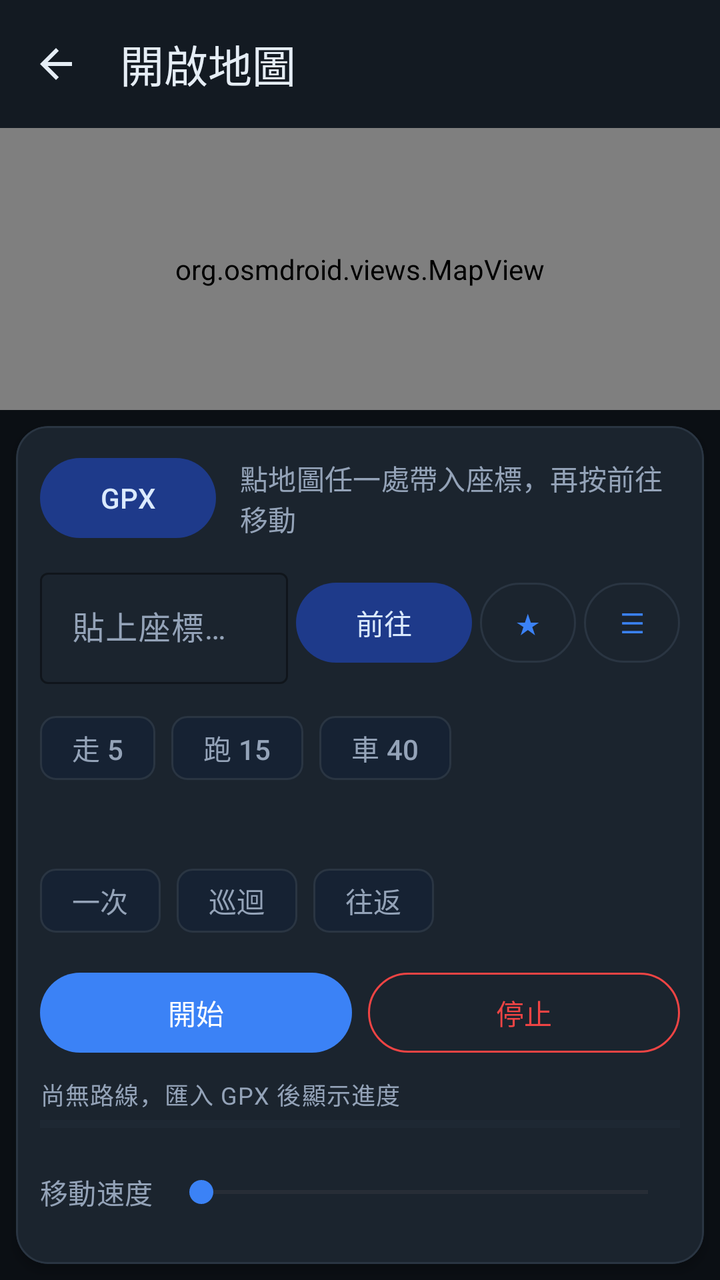
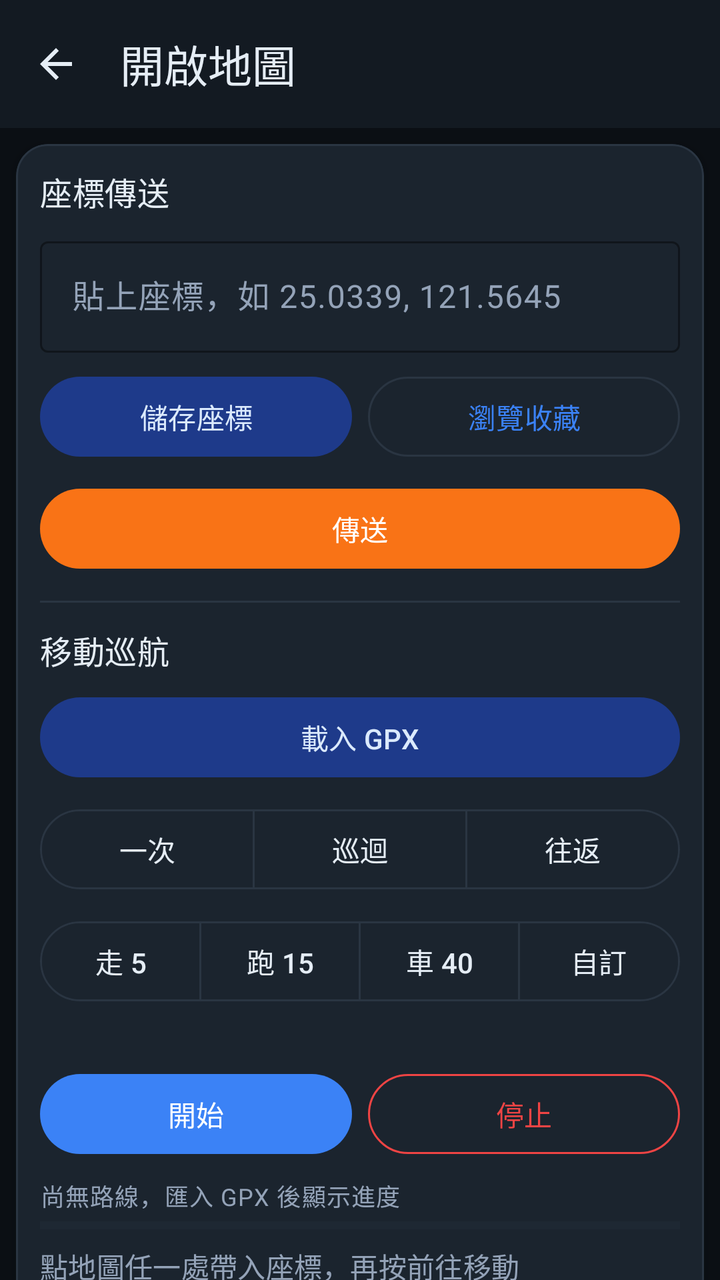

Two renders of the same Android screen: before a commit and after it. Below are the layout's source before the change and the commit's diff.
<!-- AndroidManifest.xml: application theme Theme.GpsJoystick -->
<!-- res/layout/activity_map.xml -->
<?xml version="1.0" encoding="utf-8"?>
<LinearLayout xmlns:android="http://schemas.android.com/apk/res/android"
    xmlns:app="http://schemas.android.com/apk/res-auto"
    android:layout_width="match_parent"
    android:layout_height="match_parent"
    android:orientation="vertical"
    android:fitsSystemWindows="true"
    android:background="?android:attr/colorBackground">

    <com.google.android.material.appbar.MaterialToolbar
        android:id="@+id/toolbar"
        android:layout_width="match_parent"
        android:layout_height="?attr/actionBarSize"
        android:background="@color/surface"
        app:navigationIcon="@drawable/ic_arrow_back"
        app:navigationContentDescription="@string/back"
        app:title="@string/open_map"
        app:titleTextColor="@color/on_surface" />

    <org.osmdroid.views.MapView
        android:id="@+id/map"
        android:layout_width="match_parent"
        android:layout_height="0dp"
        android:layout_weight="1" />

    
    <com.google.android.material.card.MaterialCardView
        style="@style/Widget.GpsJoystick.Card"
        android:layout_width="match_parent"
        android:layout_height="wrap_content"
        android:layout_margin="8dp"
        app:cardElevation="3dp"
        app:contentPadding="12dp">

        <LinearLayout
            android:layout_width="match_parent"
            android:layout_height="wrap_content"
            android:orientation="vertical">

            <LinearLayout
                android:layout_width="match_parent"
                android:layout_height="wrap_content"
                android:orientation="horizontal"
                android:gravity="center_vertical">

                <com.google.android.material.button.MaterialButton
                    android:id="@+id/btnImportGpx"
                    style="@style/Widget.GpsJoystick.Button.Tonal"
                    android:layout_width="wrap_content"
                    android:layout_height="wrap_content"
                    android:text="@string/open_gpx_library" />

                <TextView
                    android:id="@+id/mapStatus"
                    android:layout_width="0dp"
                    android:layout_height="wrap_content"
                    android:layout_weight="1"
                    android:layout_marginStart="12dp"
                    android:fontFeatureSettings="tnum"
                    android:text="@string/map_tap_hint"
                    android:textAppearance="@style/TextAppearance.GpsJoystick.Label" />
            </LinearLayout>

            
            <LinearLayout
                android:layout_width="match_parent"
                android:layout_height="wrap_content"
                android:orientation="horizontal"
                android:gravity="center_vertical"
                android:layout_marginTop="8dp">

                <com.google.android.material.textfield.TextInputLayout
                    android:id="@+id/coordInputLayout"
                    style="@style/Widget.GpsJoystick.TextInputLayout"
                    android:layout_width="0dp"
                    android:layout_height="wrap_content"
                    android:layout_weight="1">

                    <com.google.android.material.textfield.TextInputEditText
                        android:id="@+id/coordInput"
                        android:layout_width="match_parent"
                        android:layout_height="wrap_content"
                        android:inputType="textNoSuggestions"
                        android:imeOptions="actionGo"
                        android:maxLines="1"
                        android:hint="@string/hint_coord" />
                </com.google.android.material.textfield.TextInputLayout>

                <com.google.android.material.button.MaterialButton
                    android:id="@+id/btnCoordGo"
                    style="@style/Widget.GpsJoystick.Button.Tonal"
                    android:layout_width="wrap_content"
                    android:layout_height="wrap_content"
                    android:layout_marginStart="4dp"
                    android:text="@string/coord_go" />

                <com.google.android.material.button.MaterialButton
                    android:id="@+id/btnFavSave"
                    style="@style/Widget.GpsJoystick.Button.Outlined"
                    android:layout_width="wrap_content"
                    android:layout_height="wrap_content"
                    android:layout_marginStart="4dp"
                    android:minWidth="48dp"
                    android:insetLeft="0dp"
                    android:insetRight="0dp"
                    android:paddingStart="12dp"
                    android:paddingEnd="12dp"
                    android:text="★" />

                <com.google.android.material.button.MaterialButton
                    android:id="@+id/btnFavList"
                    style="@style/Widget.GpsJoystick.Button.Outlined"
                    android:layout_width="wrap_content"
                    android:layout_height="wrap_content"
                    android:layout_marginStart="4dp"
                    android:minWidth="48dp"
                    android:insetLeft="0dp"
                    android:insetRight="0dp"
                    android:paddingStart="12dp"
                    android:paddingEnd="12dp"
                    android:text="☰" />
            </LinearLayout>

            
            <com.google.android.material.chip.ChipGroup
                android:id="@+id/speedChips"
                android:layout_width="match_parent"
                android:layout_height="wrap_content"
                android:layout_marginTop="8dp"
                app:singleLine="true"
                app:singleSelection="true"
                app:selectionRequired="false">

                <com.google.android.material.chip.Chip
                    android:id="@+id/chipWalk"
                    style="@style/Widget.Material3.Chip.Filter"
                    android:layout_width="wrap_content"
                    android:layout_height="wrap_content"
                    android:minHeight="48dp"
                    android:text="@string/speed_preset_walk" />

                <com.google.android.material.chip.Chip
                    android:id="@+id/chipCycle"
                    style="@style/Widget.Material3.Chip.Filter"
                    android:layout_width="wrap_content"
                    android:layout_height="wrap_content"
                    android:minHeight="48dp"
                    android:text="@string/speed_preset_cycle" />

                <com.google.android.material.chip.Chip
                    android:id="@+id/chipDrive"
                    style="@style/Widget.Material3.Chip.Filter"
                    android:layout_width="wrap_content"
                    android:layout_height="wrap_content"
                    android:minHeight="48dp"
                    android:text="@string/speed_preset_drive" />
            </com.google.android.material.chip.ChipGroup>

            <TextView
                android:id="@+id/speedValue"
                android:layout_width="match_parent"
                android:layout_height="wrap_content"
                android:layout_marginTop="4dp"
                android:fontFeatureSettings="tnum"
                android:textAppearance="@style/TextAppearance.GpsJoystick.Mono" />

            
            <com.google.android.material.chip.ChipGroup
                android:id="@+id/modeChips"
                android:layout_width="match_parent"
                android:layout_height="wrap_content"
                android:layout_marginTop="8dp"
                app:singleLine="true"
                app:singleSelection="true"
                app:selectionRequired="true">

                <com.google.android.material.chip.Chip
                    android:id="@+id/chipModeOnce"
                    style="@style/Widget.Material3.Chip.Filter"
                    android:layout_width="wrap_content"
                    android:layout_height="wrap_content"
                    android:minHeight="48dp"
                    android:text="@string/mode_chip_once" />

                <com.google.android.material.chip.Chip
                    android:id="@+id/chipModeLoop"
                    style="@style/Widget.Material3.Chip.Filter"
                    android:layout_width="wrap_content"
                    android:layout_height="wrap_content"
                    android:minHeight="48dp"
                    android:text="@string/mode_chip_loop" />

                <com.google.android.material.chip.Chip
                    android:id="@+id/chipModeReverse"
                    style="@style/Widget.Material3.Chip.Filter"
                    android:layout_width="wrap_content"
                    android:layout_height="wrap_content"
                    android:minHeight="48dp"
                    android:text="@string/mode_chip_reverse" />
            </com.google.android.material.chip.ChipGroup>

            <LinearLayout
                android:layout_width="match_parent"
                android:layout_height="wrap_content"
                android:orientation="horizontal"
                android:layout_marginTop="8dp">

                <com.google.android.material.button.MaterialButton
                    android:id="@+id/btnPlay"
                    style="@style/Widget.GpsJoystick.Button.Primary"
                    android:layout_width="0dp"
                    android:layout_height="wrap_content"
                    android:layout_weight="1"
                    android:layout_marginEnd="4dp"
                    android:text="@string/pb_start" />

                <com.google.android.material.button.MaterialButton
                    android:id="@+id/btnStopPlayback"
                    style="@style/Widget.GpsJoystick.Button.Destructive"
                    android:layout_width="0dp"
                    android:layout_height="wrap_content"
                    android:layout_weight="1"
                    android:layout_marginStart="4dp"
                    android:text="@string/stop_playback" />
            </LinearLayout>

            
            <TextView
                android:id="@+id/hudLine"
                android:layout_width="match_parent"
                android:layout_height="wrap_content"
                android:layout_marginTop="8dp"
                android:fontFeatureSettings="tnum"
                android:text="@string/hud_no_route"
                android:textAppearance="@style/TextAppearance.GpsJoystick.Mono" />

            <ProgressBar
                android:id="@+id/hudProgress"
                style="?android:attr/progressBarStyleHorizontal"
                android:layout_width="match_parent"
                android:layout_height="4dp"
                android:layout_marginTop="4dp"
                android:max="100"
                android:progress="0"
                android:progressTint="@color/status_active"
                android:progressBackgroundTint="@color/outline" />

            <LinearLayout
                android:layout_width="match_parent"
                android:layout_height="wrap_content"
                android:orientation="horizontal"
                android:gravity="center_vertical"
                android:layout_marginTop="8dp">

                <TextView
                    android:id="@+id/speedLabel"
                    android:layout_width="wrap_content"
                    android:layout_height="wrap_content"
                    android:paddingEnd="8dp"
                    android:fontFeatureSettings="tnum"
                    android:text="@string/playback_speed"
                    android:textAppearance="@style/TextAppearance.GpsJoystick.Label" />

                <SeekBar
                    android:id="@+id/speedSeek"
                    android:layout_width="0dp"
                    android:layout_height="wrap_content"
                    android:layout_weight="1"
                    android:minHeight="48dp"
                    android:max="29" />
            </LinearLayout>
        </LinearLayout>
    </com.google.android.material.card.MaterialCardView>
</LinearLayout>
<!-- resources referenced by this layout -->
<resources>
  <color name="on_surface">#E5EDF5</color>
  <color name="outline">#2A3542</color>
  <color name="status_active">#22C55E</color>
  <color name="surface">#131A22</color>
  <string name="back">返回</string>
  <string name="coord_go">前往</string>
  <string name="hint_coord">貼上座標，如 25.0339, 121.5645</string>
  <string name="hud_no_route">尚無路線，匯入 GPX 後顯示進度</string>
  <string name="map_tap_hint">點地圖任一處帶入座標，再按前往移動</string>
  <string name="mode_chip_loop">巡迴</string>
  <string name="mode_chip_once">一次</string>
  <string name="mode_chip_reverse">往返</string>
  <string name="open_gpx_library">GPX</string>
  <string name="open_map">開啟地圖</string>
  <string name="pb_start">開始</string>
  <string name="playback_speed">移動速度</string>
  <string name="speed_preset_cycle">跑 15</string>
  <string name="speed_preset_drive">車 40</string>
  <string name="speed_preset_walk">走 5</string>
  <string name="stop_playback">停止</string>
  <style name="TextAppearance.GpsJoystick.Label" parent="TextAppearance.Material3.LabelLarge">
          <item name="android:textColor">@color/on_surface_variant</item>
      </style>
  <style name="TextAppearance.GpsJoystick.Mono" parent="TextAppearance.Material3.BodySmall">
          <item name="android:fontFamily">monospace</item>
          <item name="android:textColor">@color/on_surface_variant</item>
      </style>
  <style name="Widget.GpsJoystick.Button.Destructive" parent="Widget.Material3.Button.OutlinedButton">
          <item name="android:textColor">@color/brand_error</item>
          <item name="iconTint">@color/brand_error</item>
          <item name="strokeColor">@color/brand_error</item>
          <item name="rippleColor">@color/brand_error</item>
          <item name="android:minHeight">48dp</item>
      </style>
  <style name="Widget.GpsJoystick.Button.Outlined" parent="Widget.Material3.Button.OutlinedButton">
          <item name="android:minHeight">48dp</item>
      </style>
  <style name="Widget.GpsJoystick.Button.Primary" parent="Widget.Material3.Button">
          <item name="android:minHeight">48dp</item>
      </style>
  <style name="Widget.GpsJoystick.Button.Tonal" parent="Widget.Material3.Button.TonalButton">
          <item name="android:minHeight">48dp</item>
      </style>
  <style name="Widget.GpsJoystick.TextInputLayout" parent="Widget.Material3.TextInputLayout.OutlinedBox">
          <item name="boxStrokeColor">@color/brand_primary</item>
          <item name="hintTextColor">@color/on_surface_variant</item>
      </style>
  <color name="on_surface_variant">#94A3B8</color>
  <color name="brand_error">#EF4444</color>
  <color name="surface_variant">#1B242E</color>
  <color name="brand_primary">#3B82F6</color>
  <color name="on_primary">#FFFFFF</color>
  <color name="primary_container">#1E3A8A</color>
  <color name="on_primary_container">#DBEAFE</color>
  <color name="brand_tertiary">#F97316</color>
  <color name="on_tertiary">#FFFFFF</color>
  <color name="on_error">#FFFFFF</color>
  <color name="bg_oled">#0B0F14</color>
  <!-- unchanged entries left out for length: 3 -->
</resources>

<!-- the commit's change to res/layout/activity_map.xml (unified diff, before → after) -->
@@ -37,124 +37,183 @@
             android:layout_height="wrap_content"
             android:orientation="vertical">
 
+            
+            <TextView
+                android:layout_width="match_parent"
+                android:layout_height="wrap_content"
+                android:text="@string/section_coord_teleport"
+                android:textAppearance="@style/TextAppearance.GpsJoystick.Title" />
+
+            <com.google.android.material.textfield.TextInputLayout
+                android:id="@+id/coordInputLayout"
+                style="@style/Widget.GpsJoystick.TextInputLayout"
+                android:layout_width="match_parent"
+                android:layout_height="wrap_content"
+                android:layout_marginTop="8dp">
+
+                <com.google.android.material.textfield.TextInputEditText
+                    android:id="@+id/coordInput"
+                    android:layout_width="match_parent"
+                    android:layout_height="wrap_content"
+                    android:inputType="textNoSuggestions"
+                    android:imeOptions="actionGo"
+                    android:maxLines="1"
+                    android:hint="@string/hint_coord" />
+            </com.google.android.material.textfield.TextInputLayout>
+
             <LinearLayout
                 android:layout_width="match_parent"
                 android:layout_height="wrap_content"
                 android:orientation="horizontal"
-                android:gravity="center_vertical">
-
-                <com.google.android.material.button.MaterialButton
-                    android:id="@+id/btnImportGpx"
+                android:layout_marginTop="8dp">
+
+                <com.google.android.material.button.MaterialButton
+                    android:id="@+id/btnFavSave"
                     style="@style/Widget.GpsJoystick.Button.Tonal"
-                    android:layout_width="wrap_content"
-                    android:layout_height="wrap_content"
-                    android:text="@string/open_gpx_library" />
-
-                <TextView
-                    android:id="@+id/mapStatus"
-                    android:layout_width="0dp"
-                    android:layout_height="wrap_content"
-                    android:layout_weight="1"
-                    android:layout_marginStart="12dp"
-                    android:fontFeatureSettings="tnum"
-                    android:text="@string/map_tap_hint"
-                    android:textAppearance="@style/TextAppearance.GpsJoystick.Label" />
-            </LinearLayout>
-
-            
-            <LinearLayout
-                android:layout_width="match_parent"
-                android:layout_height="wrap_content"
-                android:orientation="horizontal"
-                android:gravity="center_vertical"
-                android:layout_marginTop="8dp">
-
-                <com.google.android.material.textfield.TextInputLayout
-                    android:id="@+id/coordInputLayout"
-                    style="@style/Widget.GpsJoystick.TextInputLayout"
-                    android:layout_width="0dp"
-                    android:layout_height="wrap_content"
-                    android:layout_weight="1">
-
-                    <com.google.android.material.textfield.TextInputEditText
-                        android:id="@+id/coordInput"
-                        android:layout_width="match_parent"
-                        android:layout_height="wrap_content"
-                        android:inputType="textNoSuggestions"
-                        android:imeOptions="actionGo"
-                        android:maxLines="1"
-                        android:hint="@string/hint_coord" />
-                </com.google.android.material.textfield.TextInputLayout>
-
-                <com.google.android.material.button.MaterialButton
-                    android:id="@+id/btnCoordGo"
-                    style="@style/Widget.GpsJoystick.Button.Tonal"
-                    android:layout_width="wrap_content"
-                    android:layout_height="wrap_content"
-                    android:layout_marginStart="4dp"
-                    android:text="@string/coord_go" />
-
-                <com.google.android.material.button.MaterialButton
-                    android:id="@+id/btnFavSave"
-                    style="@style/Widget.GpsJoystick.Button.Outlined"
-                    android:layout_width="wrap_content"
-                    android:layout_height="wrap_content"
-                    android:layout_marginStart="4dp"
-                    android:minWidth="48dp"
-                    android:insetLeft="0dp"
-                    android:insetRight="0dp"
-                    android:paddingStart="12dp"
-                    android:paddingEnd="12dp"
-                    android:text="★" />
+                    android:layout_width="0dp"
+                    android:layout_height="wrap_content"
+                    android:layout_weight="1"
+                    android:layout_marginEnd="4dp"
+                    android:text="@string/fav_save_coord" />
 
                 <com.google.android.material.button.MaterialButton
                     android:id="@+id/btnFavList"
                     style="@style/Widget.GpsJoystick.Button.Outlined"
-                    android:layout_width="wrap_content"
-                    android:layout_height="wrap_content"
+                    android:layout_width="0dp"
+                    android:layout_height="wrap_content"
+                    android:layout_weight="1"
                     android:layout_marginStart="4dp"
-                    android:minWidth="48dp"
-                    android:insetLeft="0dp"
-                    android:insetRight="0dp"
-                    android:paddingStart="12dp"
-                    android:paddingEnd="12dp"
-                    android:text="☰" />
+                    android:text="@string/fav_browse" />
             </LinearLayout>
 
-            
-            <com.google.android.material.chip.ChipGroup
-                android:id="@+id/speedChips"
-                android:layout_width="match_parent"
-                android:layout_height="wrap_content"
-                android:layout_marginTop="8dp"
-                app:singleLine="true"
+            <com.google.android.material.button.MaterialButton
+                android:id="@+id/btnCoordGo"
+                style="@style/Widget.GpsJoystick.Button.Cta"
+                android:layout_width="match_parent"
+                android:layout_height="wrap_content"
+                android:layout_marginTop="8dp"
+                android:text="@string/coord_send" />
+
+            <View
+                android:layout_width="match_parent"
+                android:layout_height="1dp"
+                android:layout_marginTop="12dp"
+                android:background="@color/outline" />
+
+            
+            <TextView
+                android:layout_width="match_parent"
+                android:layout_height="wrap_content"
+                android:layout_marginTop="12dp"
+                android:text="@string/section_cruise"
+                android:textAppearance="@style/TextAppearance.GpsJoystick.Title" />
+
+            <com.google.android.material.button.MaterialButton
+                android:id="@+id/btnImportGpx"
+                style="@style/Widget.GpsJoystick.Button.Tonal"
+                android:layout_width="match_parent"
+                android:layout_height="wrap_content"
+                android:layout_marginTop="8dp"
+                android:text="@string/gpx_load" />
+
+            
+            <com.google.android.material.button.MaterialButtonToggleGroup
+                android:id="@+id/modeToggle"
+                android:layout_width="match_parent"
+                android:layout_height="wrap_content"
+                android:layout_marginTop="8dp"
+                app:singleSelection="true"
+                app:selectionRequired="true">
+
+                <com.google.android.material.button.MaterialButton
+                    android:id="@+id/btnModeOnce"
+                    style="@style/Widget.Material3.Button.OutlinedButton"
+                    android:layout_width="0dp"
+                    android:layout_height="wrap_content"
+                    android:layout_weight="1"
+                    android:minHeight="48dp"
+                    android:text="@string/mode_chip_once" />
+
+                <com.google.android.material.button.MaterialButton
+                    android:id="@+id/btnModeLoop"
+                    style="@style/Widget.Material3.Button.OutlinedButton"
+                    android:layout_width="0dp"
+                    android:layout_height="wrap_content"
+                    android:layout_weight="1"
+                    android:minHeight="48dp"
+                    android:text="@string/mode_chip_loop" />
+
+                <com.google.android.material.button.MaterialButton
+                    android:id="@+id/btnModeReverse"
+                    style="@style/Widget.Material3.Button.OutlinedButton"
+                    android:layout_width="0dp"
+                    android:layout_height="wrap_content"
+                    android:layout_weight="1"
+                    android:minHeight="48dp"
+                    android:text="@string/mode_chip_reverse" />
+            </com.google.android.material.button.MaterialButtonToggleGroup>
+
+            
+            <com.google.android.material.button.MaterialButtonToggleGroup
+                android:id="@+id/speedToggle"
+                android:layout_width="match_parent"
+                android:layout_height="wrap_content"
+                android:layout_marginTop="8dp"
                 app:singleSelection="true"
                 app:selectionRequired="false">
 
-                <com.google.android.material.chip.Chip
-                    android:id="@+id/chipWalk"
-                    style="@style/Widget.Material3.Chip.Filter"
-                    android:layout_width="wrap_content"
-                    android:layout_height="wrap_content"
-                    android:minHeight="48dp"
+                <com.google.android.material.button.MaterialButton
+                    android:id="@+id/btnSpeedWalk"
+                    style="@style/Widget.Material3.Button.OutlinedButton"
+                    android:layout_width="0dp"
+                    android:layout_height="wrap_content"
+                    android:layout_weight="1"
+                    android:minHeight="48dp"
+                    android:paddingStart="4dp"
+                    android:paddingEnd="4dp"
+                    android:insetLeft="0dp"
+                    android:insetRight="0dp"
                     android:text="@string/speed_preset_walk" />
 
-                <com.google.android.material.chip.Chip
-                    android:id="@+id/chipCycle"
-                    style="@style/Widget.Material3.Chip.Filter"
-                    android:layout_width="wrap_content"
-                    android:layout_height="wrap_content"
-                    android:minHeight="48dp"
+                <com.google.android.material.button.MaterialButton
+                    android:id="@+id/btnSpeedCycle"
+                    style="@style/Widget.Material3.Button.OutlinedButton"
+                    android:layout_width="0dp"
+                    android:layout_height="wrap_content"
+                    android:layout_weight="1"
+                    android:minHeight="48dp"
+                    android:paddingStart="4dp"
+                    android:paddingEnd="4dp"
+                    android:insetLeft="0dp"
+                    android:insetRight="0dp"
                     android:text="@string/speed_preset_cycle" />
 
-                <com.google.android.material.chip.Chip
-                    android:id="@+id/chipDrive"
-                    style="@style/Widget.Material3.Chip.Filter"
-                    android:layout_width="wrap_content"
-                    android:layout_height="wrap_content"
-                    android:minHeight="48dp"
+                <com.google.android.material.button.MaterialButton
+                    android:id="@+id/btnSpeedDrive"
+                    style="@style/Widget.Material3.Button.OutlinedButton"
+                    android:layout_width="0dp"
+                    android:layout_height="wrap_content"
+                    android:layout_weight="1"
+                    android:minHeight="48dp"
+                    android:paddingStart="4dp"
+                    android:paddingEnd="4dp"
+                    android:insetLeft="0dp"
+                    android:insetRight="0dp"
                     android:text="@string/speed_preset_drive" />
-            </com.google.android.material.chip.ChipGroup>
+
+                <com.google.android.material.button.MaterialButton
+                    android:id="@+id/btnSpeedCustom"
+                    style="@style/Widget.Material3.Button.OutlinedButton"
+                    android:layout_width="0dp"
+                    android:layout_height="wrap_content"
+                    android:layout_weight="1"
+                    android:minHeight="48dp"
+                    android:paddingStart="4dp"
+                    android:paddingEnd="4dp"
+                    android:insetLeft="0dp"
+                    android:insetRight="0dp"
+                    android:text="@string/speed_preset_custom" />
+            </com.google.android.material.button.MaterialButtonToggleGroup>
 
             <TextView
                 android:id="@+id/speedValue"
@@ -163,41 +222,6 @@
                 android:layout_marginTop="4dp"
                 android:fontFeatureSettings="tnum"
                 android:textAppearance="@style/TextAppearance.GpsJoystick.Mono" />
-
-            
-            <com.google.android.material.chip.ChipGroup
-                android:id="@+id/modeChips"
-                android:layout_width="match_parent"
-                android:layout_height="wrap_content"
-                android:layout_marginTop="8dp"
-                app:singleLine="true"
-                app:singleSelection="true"
-                app:selectionRequired="true">
-
-                <com.google.android.material.chip.Chip
-                    android:id="@+id/chipModeOnce"
-                    style="@style/Widget.Material3.Chip.Filter"
-                    android:layout_width="wrap_content"
-                    android:layout_height="wrap_content"
-                    android:minHeight="48dp"
-                    android:text="@string/mode_chip_once" />
-
-                <com.google.android.material.chip.Chip
-                    android:id="@+id/chipModeLoop"
-                    style="@style/Widget.Material3.Chip.Filter"
-                    android:layout_width="wrap_content"
-                    android:layout_height="wrap_content"
-                    android:minHeight="48dp"
-                    android:text="@string/mode_chip_loop" />
-
-                <com.google.android.material.chip.Chip
-                    android:id="@+id/chipModeReverse"
-                    style="@style/Widget.Material3.Chip.Filter"
-                    android:layout_width="wrap_content"
-                    android:layout_height="wrap_content"
-                    android:minHeight="48dp"
-                    android:text="@string/mode_chip_reverse" />
-            </com.google.android.material.chip.ChipGroup>
 
             <LinearLayout
                 android:layout_width="match_parent"
@@ -245,30 +269,14 @@
                 android:progressTint="@color/status_active"
                 android:progressBackgroundTint="@color/outline" />
 
-            <LinearLayout
-                android:layout_width="match_parent"
-                android:layout_height="wrap_content"
-                android:orientation="horizontal"
-                android:gravity="center_vertical"
-                android:layout_marginTop="8dp">
-
-                <TextView
-                    android:id="@+id/speedLabel"
-                    android:layout_width="wrap_content"
-                    android:layout_height="wrap_content"
-                    android:paddingEnd="8dp"
-                    android:fontFeatureSettings="tnum"
-                    android:text="@string/playback_speed"
-                    android:textAppearance="@style/TextAppearance.GpsJoystick.Label" />
-
-                <SeekBar
-                    android:id="@+id/speedSeek"
-                    android:layout_width="0dp"
-                    android:layout_height="wrap_content"
-                    android:layout_weight="1"
-                    android:minHeight="48dp"
-                    android:max="29" />
-            </LinearLayout>
+            <TextView
+                android:id="@+id/mapStatus"
+                android:layout_width="match_parent"
+                android:layout_height="wrap_content"
+                android:layout_marginTop="8dp"
+                android:fontFeatureSettings="tnum"
+                android:text="@string/map_tap_hint"
+                android:textAppearance="@style/TextAppearance.GpsJoystick.Label" />
         </LinearLayout>
     </com.google.android.material.card.MaterialCardView>
 </LinearLayout>
<!-- resource entries referenced after the edit -->
@@ -5,17 +5,21 @@
   <color name="status_active">#22C55E</color>
   <color name="surface">#131A22</color>
   <string name="back">返回</string>
-  <string name="coord_go">前往</string>
+  <string name="coord_send">傳送</string>
+  <string name="fav_browse">瀏覽收藏</string>
+  <string name="fav_save_coord">儲存座標</string>
+  <string name="gpx_load">載入 GPX</string>
   <string name="hint_coord">貼上座標，如 25.0339, 121.5645</string>
   <string name="hud_no_route">尚無路線，匯入 GPX 後顯示進度</string>
   <string name="map_tap_hint">點地圖任一處帶入座標，再按前往移動</string>
   <string name="mode_chip_loop">巡迴</string>
   <string name="mode_chip_once">一次</string>
   <string name="mode_chip_reverse">往返</string>
-  <string name="open_gpx_library">GPX</string>
   <string name="open_map">開啟地圖</string>
   <string name="pb_start">開始</string>
-  <string name="playback_speed">移動速度</string>
+  <string name="section_coord_teleport">座標傳送</string>
+  <string name="section_cruise">移動巡航</string>
+  <string name="speed_preset_custom">自訂</string>
   <string name="speed_preset_cycle">跑 15</string>
   <string name="speed_preset_drive">車 40</string>
   <string name="speed_preset_walk">走 5</string>
@@ -26,6 +30,15 @@
   <style name="TextAppearance.GpsJoystick.Mono" parent="TextAppearance.Material3.BodySmall">
           <item name="android:fontFamily">monospace</item>
           <item name="android:textColor">@color/on_surface_variant</item>
+      </style>
+  <style name="TextAppearance.GpsJoystick.Title" parent="TextAppearance.Material3.TitleMedium">
+          <item name="android:textColor">@color/on_surface</item>
+      </style>
+  <style name="Widget.GpsJoystick.Button.Cta" parent="Widget.Material3.Button">
+          <item name="backgroundTint">@color/brand_tertiary</item>
+          <item name="android:textColor">@color/on_tertiary</item>
+          <item name="iconTint">@color/on_tertiary</item>
+          <item name="android:minHeight">48dp</item>
       </style>
   <style name="Widget.GpsJoystick.Button.Destructive" parent="Widget.Material3.Button.OutlinedButton">
           <item name="android:textColor">@color/brand_error</item>
